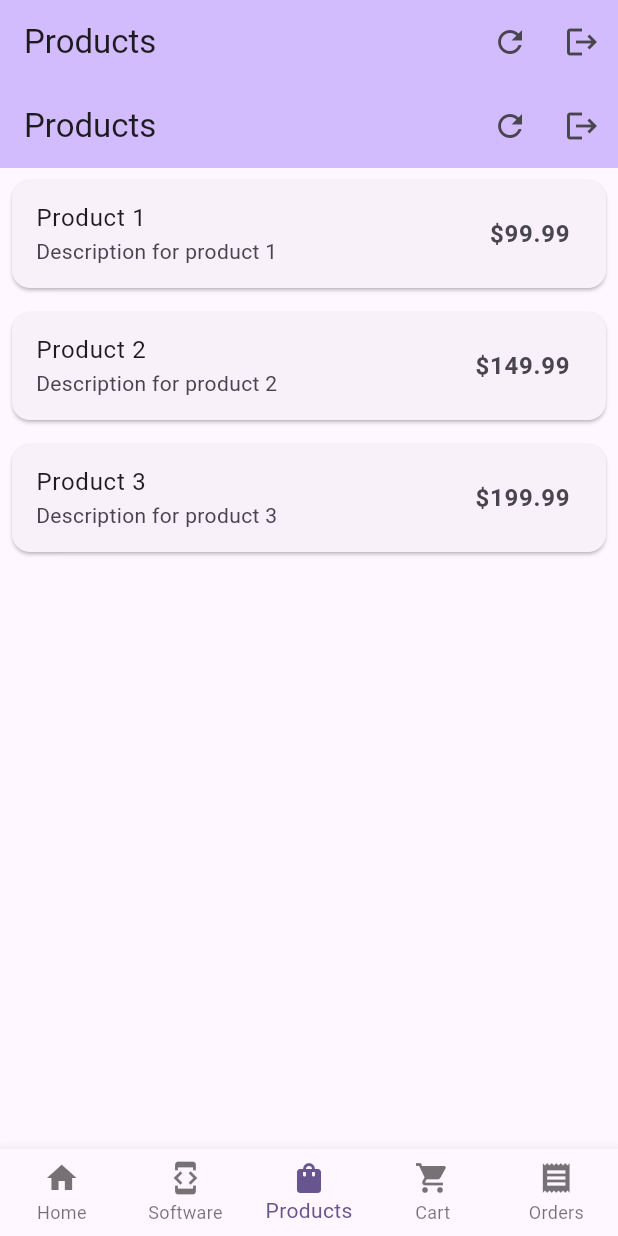
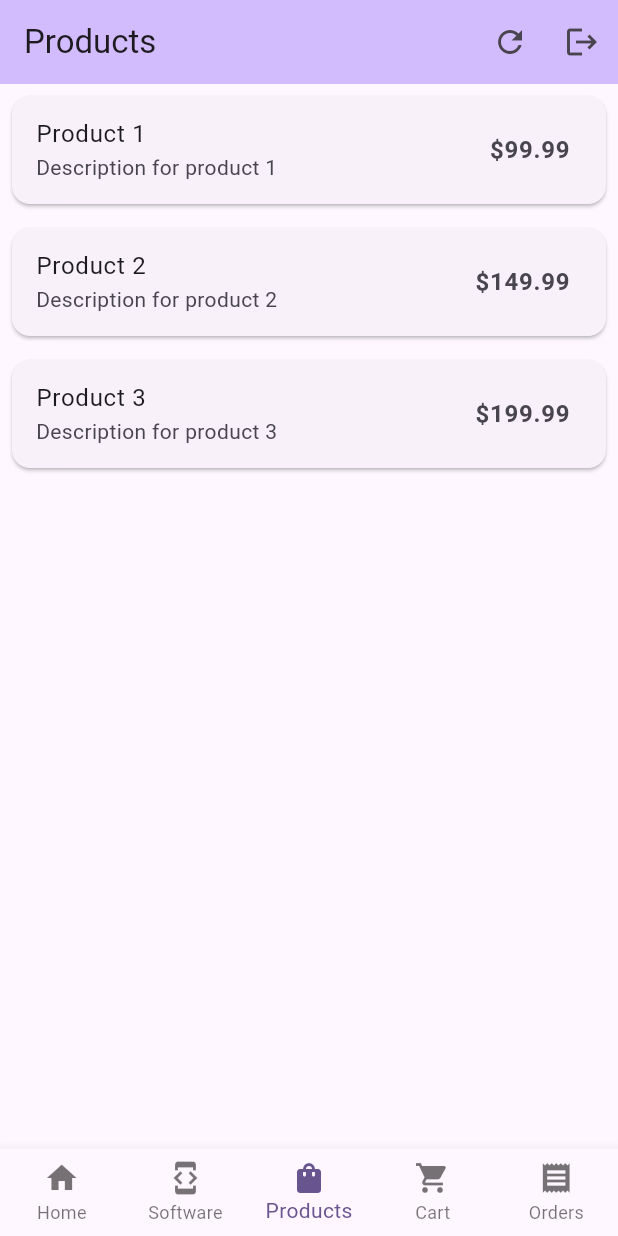
Before and after one commit to yadnyeshkolte/opensourcepen, a Flutter app: the MainLayout screen opened directly, on a phone screen of 412 x 824 dp. Run offline on Flutter 3.47's test engine with Material 3 defaults, Android fonts, the phone set to English and light mode, and no system bars; our stand-ins replace shared_preferences; accounts and stored records are empty.

Commit message:
fixed the app bar

```diff
--- a/lib/views/main_layout.dart
+++ b/lib/views/main_layout.dart
@@ -31,32 +31,6 @@ class MainLayout extends StatelessWidget {
     ];
 
     return Scaffold(
-      appBar: AppBar(
-        title: _getTitle(navigationViewModel.currentIndex),
-        backgroundColor: Theme.of(context).colorScheme.inversePrimary,
-        actions: [
-          IconButton(
-            icon: const Icon(Icons.refresh),
-            tooltip: 'Restart Onboarding',
-            onPressed: () {
-              Navigator.push(
-                context,
-                MaterialPageRoute(builder: (context) => const OnboardingView(isRestart: true)),
-              );
-            },
-          ),
-          IconButton(
-            icon: const Icon(Icons.logout),
-            onPressed: () {
-              authViewModel.logout(appPreferences);
-              Navigator.pushReplacement(
-                context,
-                MaterialPageRoute(builder: (context) => const LoginView()),
-              );
-            },
-          ),
-        ],
-      ),
       body: screens[navigationViewModel.currentIndex],
       bottomNavigationBar: BottomNavigationBar(
         currentIndex: navigationViewModel.currentIndex,
```
Also changed, not shown: lib/views/home_view.dart (+33 -1 lines), 1 other file.
